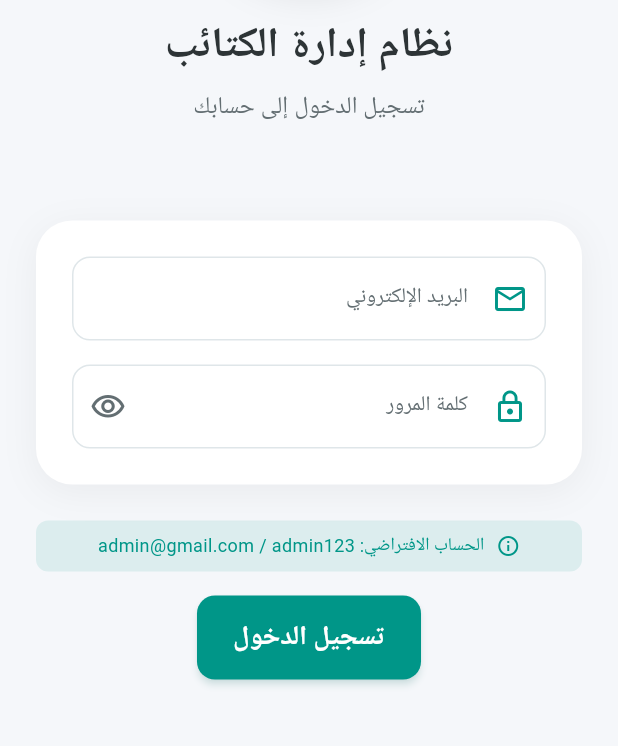
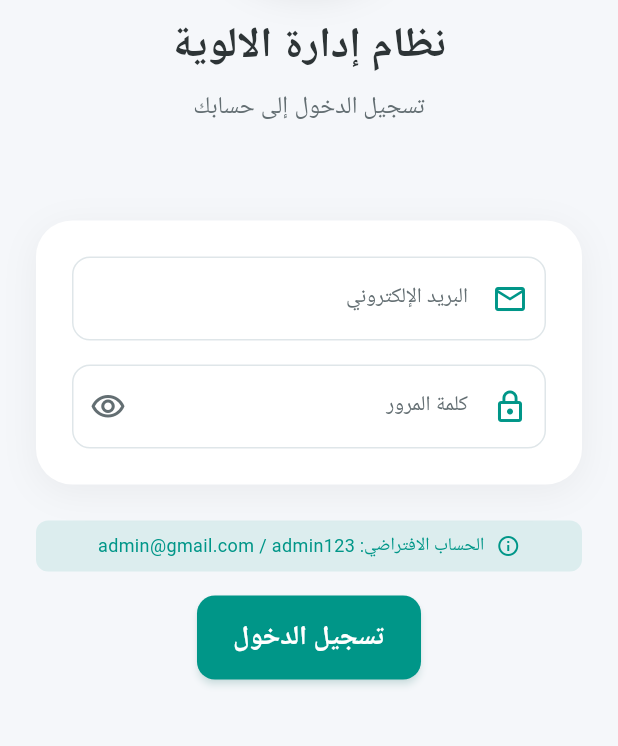
Before and after one commit to raedthawaba/Raed-app, a Flutter app: the screen it shows after launch, on a phone screen of 412 x 824 dp, the part 330-1076 px from its top. Run offline on Flutter 3.47's test engine with Material 3 defaults, Android fonts, the phone set to English and light mode, and no system bars; our stand-ins replace google_fonts, shared_preferences; Roboto replaces fonts that are missing (Tajawal).

Commit message:
Update login_screen.dart

```diff
--- a/lib/screens/login_screen.dart
+++ b/lib/screens/login_screen.dart
@@ -172,7 +172,7 @@ class _LoginScreenState extends State<LoginScreen> {
         ),
         const SizedBox(height: AppDimensions.paddingLarge),
         Text(
-          'نظام إدارة الكتائب',
+          'نظام إدارة الالوية',
           style: GoogleFonts.tajawal(
             fontSize: 28,
             fontWeight: FontWeight.bold,
```
